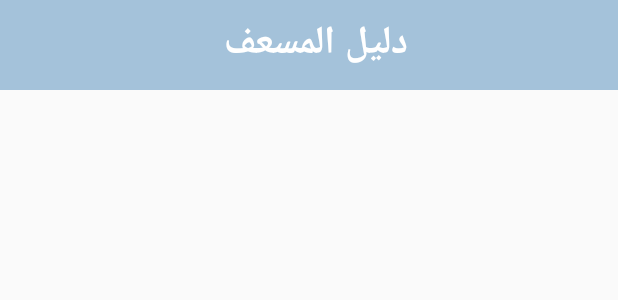
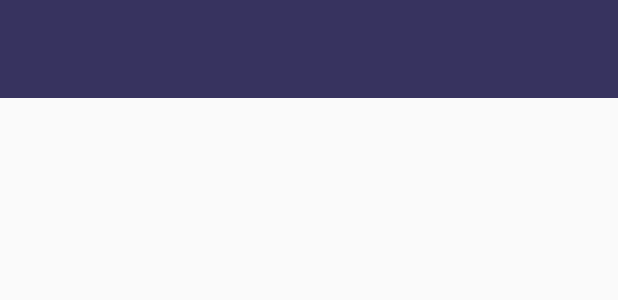
Before and after one commit to paramedicfinal/paramedicfinal, an Android app: the layout toolbarwithouticon.xml on its own in the app's theme, with its tools: preview values and no code run, on a phone screen of 412 x 824 dp. Shown: the top 300 px of the screen. Run offline under Robolectric (Android 15) with nearby library versions, the light colour scheme and no system bars.

Commit message:
drugs & toolbar

```diff
--- a/app/src/main/res/layout/toolbarwithouticon.xml
+++ b/app/src/main/res/layout/toolbarwithouticon.xml
@@ -1,9 +1,9 @@
 <?xml version="1.0" encoding="UTF-8"?>
 
 <android.support.constraint.ConstraintLayout
-    android:background="#A4C2DA"
+    android:background="#37335F"
     android:layout_gravity="top|center"
-    android:layout_height="60dp"
+    android:layout_height="65dp"
     android:layout_width="match_parent"
     android:id="@+id/toolbar2"
     xmlns:tools="http://schemas.android.com/tools"
@@ -11,44 +11,4 @@
     xmlns:android="http://schemas.android.com/apk/res/android">
 
 
-    <LinearLayout
-        android:layout_height="match_parent"
-        android:layout_width="match_parent"
-        tools:layout_editor_absoluteY="0dp"
-        tools:layout_editor_absoluteX="60dp"
-        android:orientation="horizontal">
-
-        <ImageButton
-            android:background="#A4C2DA"
-            android:layout_height="wrap_content"
-            android:layout_width="wrap_content"
-            android:id="@+id/imageButton3"
-            android:paddingTop="5dp"
-            android:layout_weight="1"/>
-
-        <TextView
-            android:layout_height="wrap_content"
-            android:layout_width="200dp"
-            android:id="@+id/titleTxt"
-            android:paddingTop="7dp"
-            app:layout_constraintStart_toStartOf="parent"
-            app:layout_constraintBottom_toBottomOf="parent"
-            android:textStyle="bold"
-            android:textSize="26dp"
-            android:textColor="#FFFFFF"
-            android:textAlignment="center"
-            android:text=" دليل المسعف"
-            android:fontFamily="sans-serif"
-            android:layout_marginLeft="16dp"
-            android:layout_marginStart="16dp"/>
-
-        <ImageButton android:background="#A4C2DA"
-            android:layout_height="wrap_content"
-            android:layout_width="wrap_content"
-            android:id="@+id/imageButton"
-            android:paddingTop="5dp"
-            android:layout_weight="1"/>
-
-    </LinearLayout>
-
 </android.support.constraint.ConstraintLayout>
```
Also changed, not shown: app/src/main/AndroidManifest.xml (+9 -7 lines), app/src/main/java/com/example/sarah/paramedicsguide/Medications.java (added, +77 -0 lines), app/src/main/java/com/example/sarah/paramedicsguide/drugs.java (+121 -7 lines), app/src/main/res/layout/toolbarwithicon.xml (+2 -46 lines).
